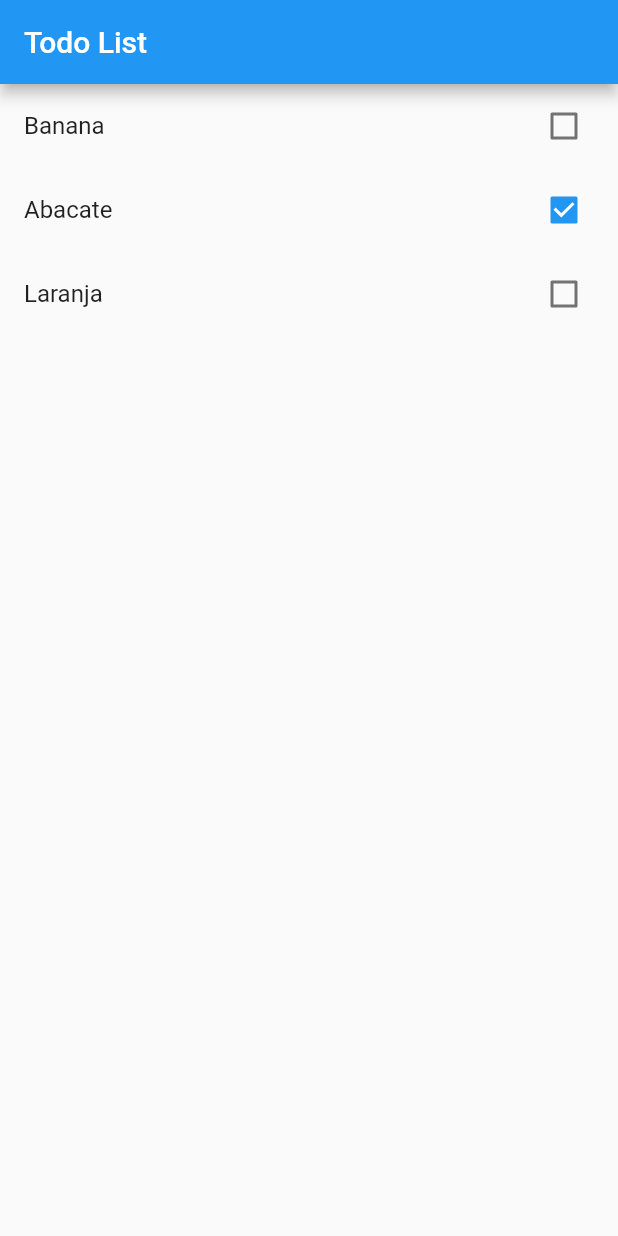
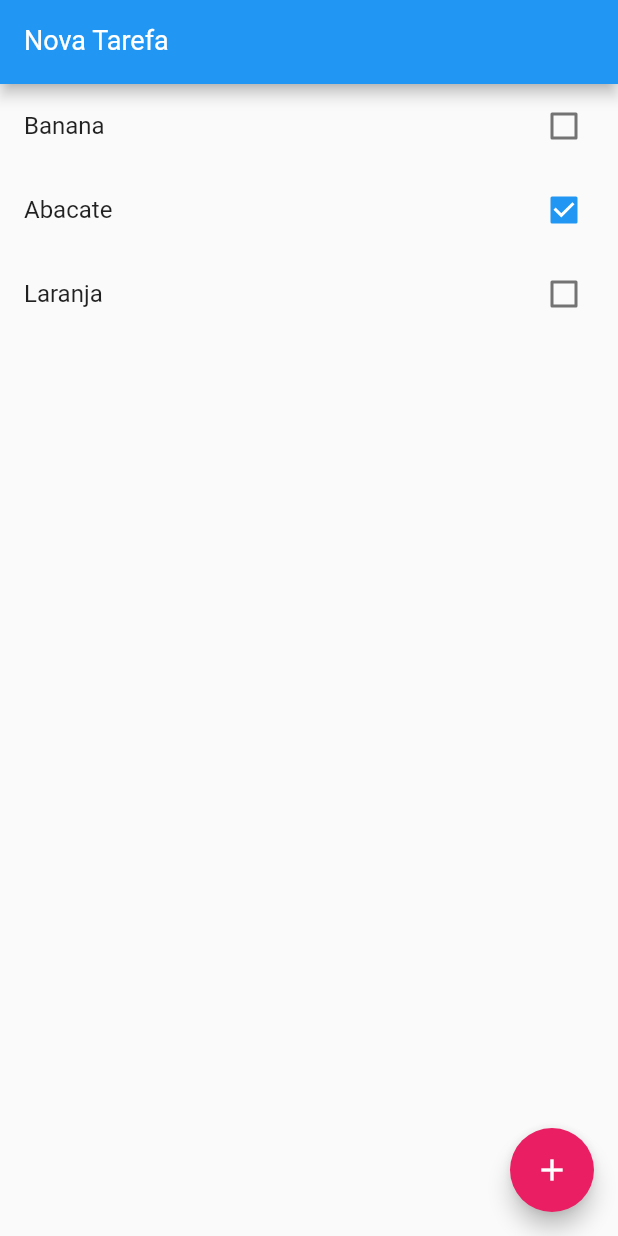
Before and after one commit to pmarcosfelipe/flutter-development, a Flutter app: the screen it shows after launch, on a phone screen of 412 x 824 dp. Run offline on Flutter 3.47's test engine with Material 2 defaults, Android fonts, the phone set to English and light mode, and no system bars.

Commit message:
Added form text field to add title of task and created ADD method

```diff
--- a/7184/todo/lib/main.dart
+++ b/7184/todo/lib/main.dart
@@ -34,11 +34,31 @@ class HomePage extends StatefulWidget {
 }
 
 class _HomePageState extends State<HomePage> {
+  var newTaskCtrl = TextEditingController();
+
+  void add() {
+    if (newTaskCtrl.text.isEmpty) return;
+    setState(() {
+      widget.items.add(Item(title: newTaskCtrl.text, done: false));
+    });
+  }
+
   @override
   Widget build(BuildContext context) {
     return Scaffold(
       appBar: AppBar(
-          title: Text('Todo List'),
+        title: TextFormField(
+            controller: newTaskCtrl,
+            keyboardType: TextInputType.text,
+            style: TextStyle(
+              color: Colors.white,
+              fontSize: 18,
+            ),
+            decoration: InputDecoration(
+                labelText: "Nova Tarefa",
+                labelStyle: TextStyle(
+                  color: Colors.white,
+                ))),
       ),
       body: ListView.builder(
         itemCount: widget.items.length,
@@ -55,6 +75,12 @@ class _HomePageState extends State<HomePage> {
             },
           );
         },
-        ));
+      ),
+      floatingActionButton: FloatingActionButton(
+        onPressed: add,
+        child: Icon(Icons.add),
+        backgroundColor: Colors.pink,
+      ),
+    );
   }
 }
```
Lines whose indentation alone changed are shown as unchanged.
